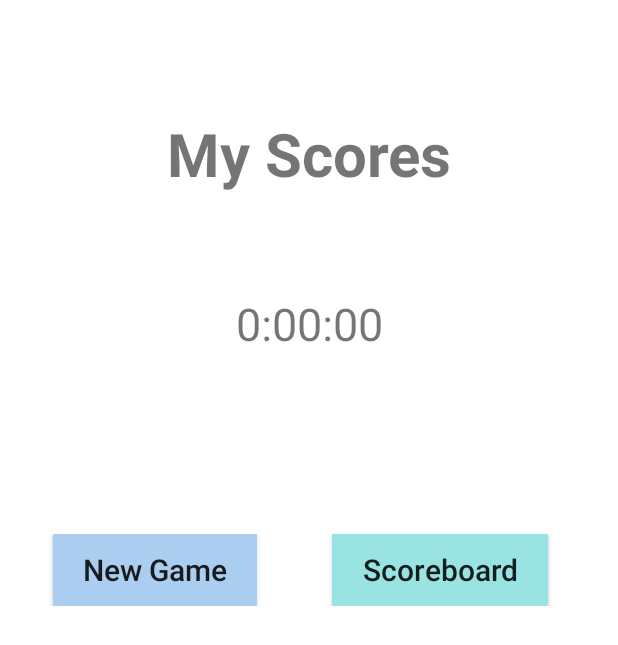
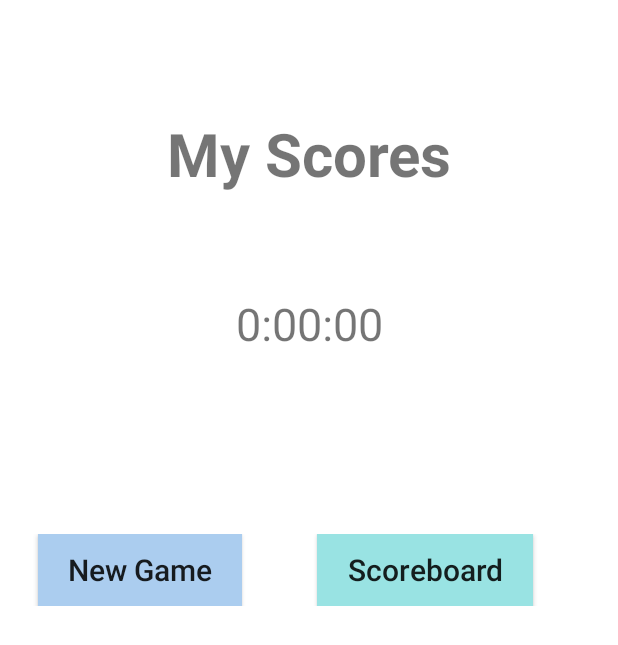
Before and after one commit to SA53-Team-7/MatchingGame, an Android app: the MyScore screen opened directly, with no data from a screen before it, on a phone screen of 412 x 824 dp. Shown: the top 645 px of the screen. Run offline under Robolectric (Android 15) with nearby library versions, the phone set to English and light mode, and no system bars.

Commit message:
Update layout

```diff
--- a/app/src/main/java/com/team7/matchinggame/MyScore.java
+++ b/app/src/main/java/com/team7/matchinggame/MyScore.java
@@ -4,6 +4,7 @@ import androidx.appcompat.app.AppCompatActivity;
 
 import android.content.Intent;
 import android.content.SharedPreferences;
+import android.media.MediaPlayer;
 import android.os.Bundle;
 import android.view.View;
 import android.widget.Button;
@@ -25,7 +26,8 @@ public class MyScore extends AppCompatActivity implements View.OnClickListener {
         setupBtns();
         // For testing purpose only -> for real game uncomment the initScores()
         initScores();
-
+        MediaPlayer clap = MediaPlayer.create(MyScore.this, R.raw.clap);
+        clap.start();
 
         //Get time taken from Game activity
         Integer timeElapsed = getIntent().getIntExtra("timeElapsed", 0);
--- a/app/src/main/res/layout/activity_my_score.xml
+++ b/app/src/main/res/layout/activity_my_score.xml
@@ -19,7 +19,7 @@
         android:layout_width="match_parent"
         android:layout_height="wrap_content"
         android:textSize="30sp"
-        android:text="Name"
+        android:text="@string/name"
         android:gravity="center"
         android:layout_marginBottom="5dp"
         />
@@ -47,7 +47,7 @@
             android:layout_width="wrap_content"
             android:layout_height="wrap_content"
             android:layout_weight="0.5"
-            android:layout_marginStart="30dp"
+            android:layout_marginStart="20dp"
             android:paddingLeft="20dp"
             android:paddingRight="20dp"
             android:background="#abcdef"
@@ -61,7 +61,7 @@
             android:layout_height="wrap_content"
             android:layout_weight="0.5"
             android:layout_marginStart="50dp"
-            android:layout_marginEnd="30dp"
+            android:layout_marginEnd="20dp"
             android:paddingLeft="20dp"
             android:paddingRight="20dp"
             android:background="#99e3e3"
--- a/app/src/main/res/values/strings.xml
+++ b/app/src/main/res/values/strings.xml
@@ -20,8 +20,9 @@
     <string name="score1">Score1</string>
     <string name="newGame">New Game</string>
     <string name="name1">Name1</string>
-    <string name="wellDone">Well Done</string>
+    <string name="wellDone">Well Done!!</string>
     <string name="next">NEXT</string>
     <string name="enterName">Enter Your Name Here</string>
     <string name="ok">OK</string>
+    <string name="name">Name</string>
 </resources>
```
Also changed, not shown: app/src/main/res/layout/activity_end_game.xml (+3 -4 lines).
